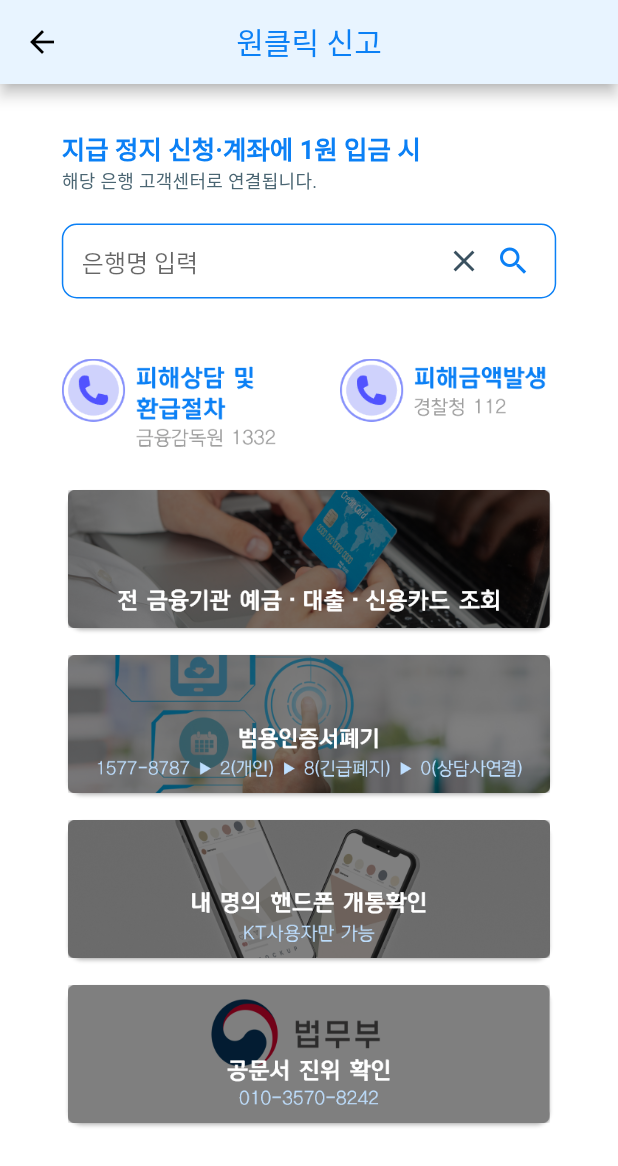
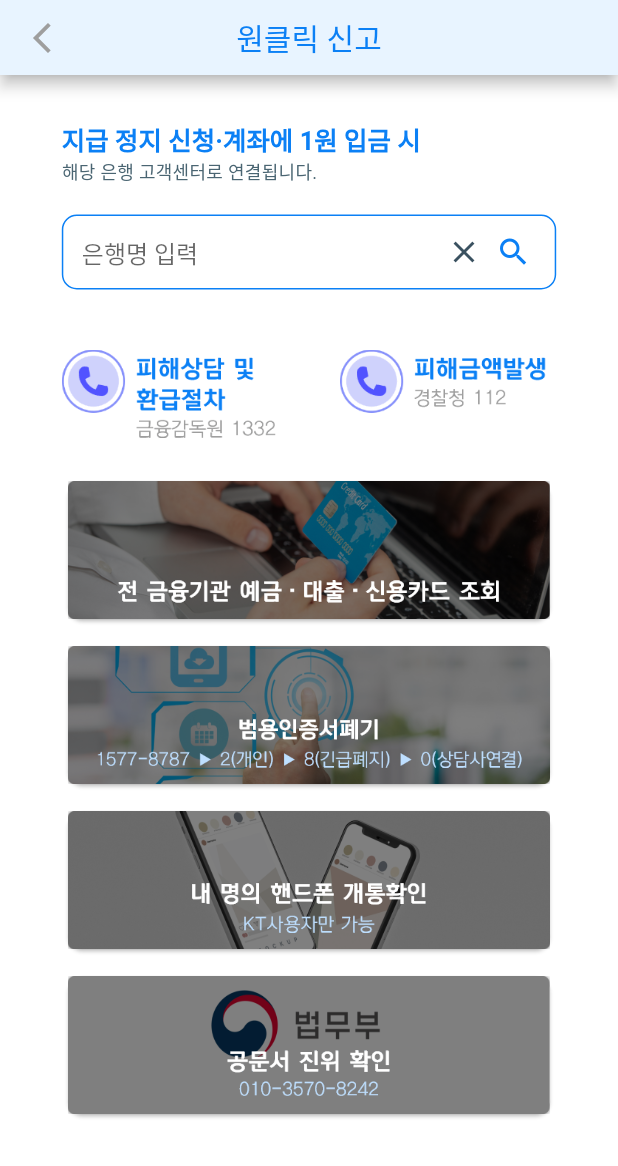
Before and after one commit to PhishingKaT-S/PhishingKaT-S-Application, a Flutter app: the OneClickPage screen opened by its route, on a phone screen of 412 x 824 dp. Shown: the top 1166 px of the screen. Run offline on Flutter 3.47's test engine with Material 2 defaults, Android fonts, the phone set to English and light mode, and no system bars; our stand-ins replace animated_text_kit, flutter_svg, google_fonts, lottie, permission_handler, table_calendar and 1 more; missing offline and left inert: flutter_circular_chart_two, line_chart; Roboto replaces fonts that are missing (WorkSans); statements that could not run were skipped; project files that could hold a hidden picture were left out.

Commit message:
make appbar back

```diff
--- a/lib/kat_pages/one_click_page.dart
+++ b/lib/kat_pages/one_click_page.dart
@@ -2,6 +2,7 @@
 import 'package:flutter/cupertino.dart';
 import 'package:flutter/material.dart';
 
+import '../kat_widget/kat_appbar_back.dart';
 import '../theme.dart';
 
 class OneClickPage extends StatefulWidget {
@@ -157,14 +158,8 @@
   @override
   Widget build(BuildContext context) {
     return Scaffold(
-      appBar: AppBar(
-        leading: IconButton(
-          icon: Icon(Icons.arrow_back, color: Colors.black),
-          onPressed: () => Navigator.of(context).pop(),
-        ),
-        title: const Text("원클릭 신고", style: TextStyle(color: AppTheme.blueText),),
-        backgroundColor: AppTheme.blueBackground,
-        centerTitle: true,
+      appBar: AppBarBack(
+        title: "원클릭 신고"
       ),
       body: SingleChildScrollView(
         child: Container(
--- /dev/null
+++ b/lib/kat_widget/kat_appbar_back.dart
@@ -0,0 +1,24 @@
+import 'package:flutter/material.dart';
+
+import '../Theme.dart';
+
+class AppBarBack extends StatelessWidget implements PreferredSizeWidget{
+  const AppBarBack({Key? key, required this.title}) : super(key: key);
+  final String title;
+
+  @override
+  Size get preferredSize => const Size.fromHeight(50);
+
+  @override
+  Widget build(BuildContext context) {
+    return AppBar(
+      leading: IconButton(
+        icon: Icon(Icons.arrow_back_ios_new, color: Colors.grey),
+        onPressed: () => Navigator.of(context).pop(),
+      ),
+      title: Text(title, style: TextStyle(color: AppTheme.blueText),),
+      backgroundColor: AppTheme.blueBackground,
+      centerTitle: true,
+    );
+  }
+}
```
Also changed, not shown: lib/kat_pages/attendance_page.dart (+2 -9 lines), lib/kat_pages/info_check_page.dart (+11 -6 lines), lib/kat_pages/score_page.dart (+2 -9 lines), lib/kat_pages/url_check_page.dart (+6 -1 lines).
